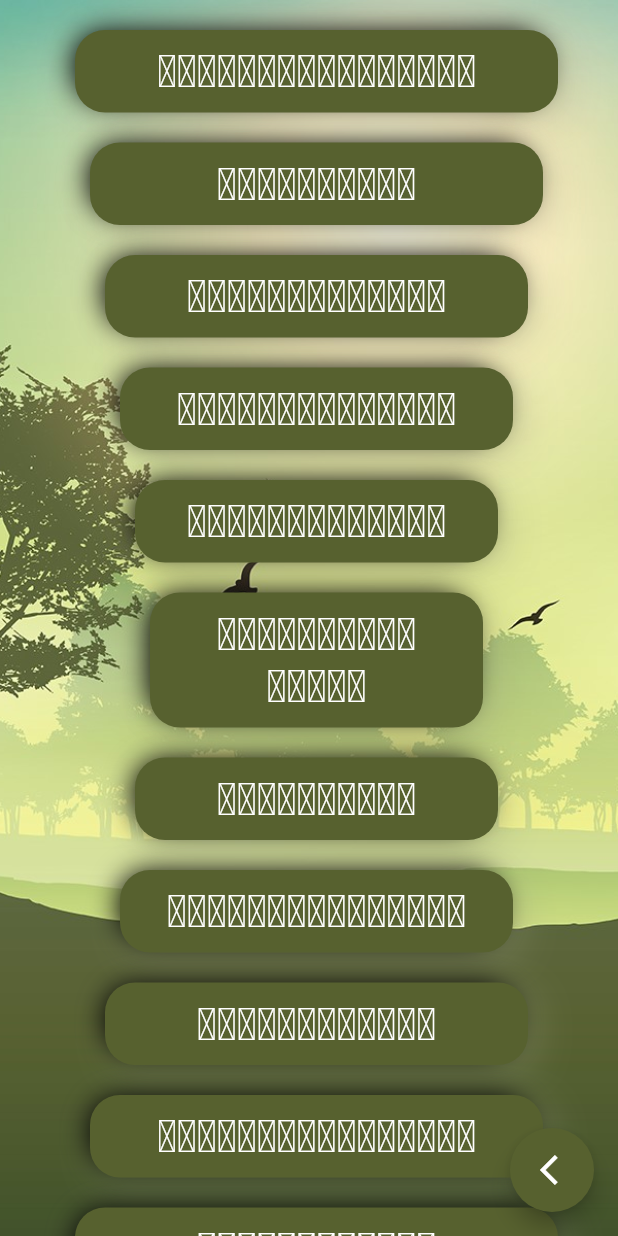
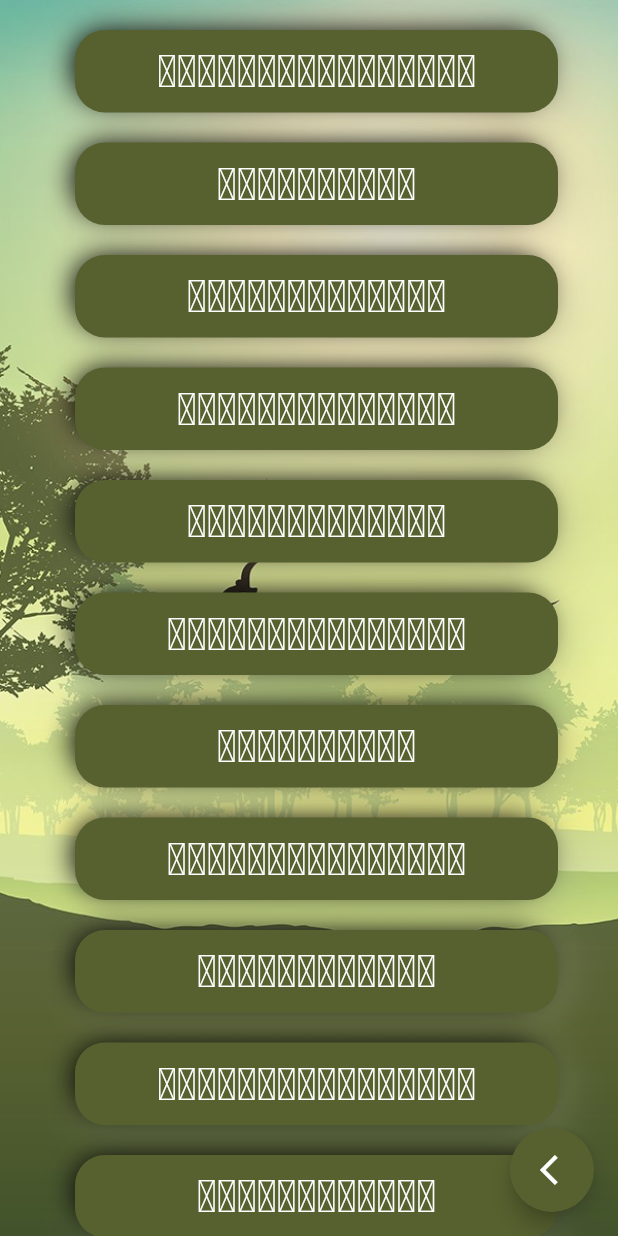
Before and after one commit to CodingWithTashi/TibetanLanguageLearningApp, a Flutter app: the LearnMenuPage screen opened by its route, on a phone screen of 412 x 824 dp. Run offline on Flutter 3.47's test engine with Material 2 defaults, Android fonts, the phone set to English and light mode, and no system bars; drawn by our look-alikes of google_mobile_ads; our stand-ins replace animated_text_kit, bloc, equatable, flare_flutter, flutter_bloc, flutter_colorpicker and 4 more; missing offline and left inert: painter; network calls fail; Roboto replaces fonts that are missing (jomolhari).

Commit message:
updated content

```diff
--- a/lib/presentation/learn/learn_menu_page.dart
+++ b/lib/presentation/learn/learn_menu_page.dart
@@ -126,7 +126,6 @@ class _LearnMenuPageState extends State<LearnMenuPage> {
         child: Container(
           width: double.infinity,
           padding: EdgeInsets.symmetric(horizontal: 20, vertical: 10),
-          margin: EdgeInsets.symmetric(horizontal: 10),
           decoration: ApplicationUtil.getBoxDecorationOne(context),
           child: Text(
             'དབྱངས་བཞི།',
@@ -144,7 +143,6 @@ class _LearnMenuPageState extends State<LearnMenuPage> {
         child: Container(
           width: double.infinity,
           padding: EdgeInsets.symmetric(horizontal: 20, vertical: 10),
-          margin: EdgeInsets.symmetric(horizontal: 20),
           decoration: ApplicationUtil.getBoxDecorationOne(context),
           child: Text(
             'སྔོན་འཇུག་ལྔ།',
@@ -162,7 +160,6 @@ class _LearnMenuPageState extends State<LearnMenuPage> {
         child: Container(
           width: double.infinity,
           padding: EdgeInsets.symmetric(horizontal: 20, vertical: 10),
-          margin: EdgeInsets.symmetric(horizontal: 30),
           decoration: ApplicationUtil.getBoxDecorationOne(context),
           child: Text(
             'རྗེས་འཇུག་བཅུ།',
@@ -180,7 +177,6 @@ class _LearnMenuPageState extends State<LearnMenuPage> {
         child: Container(
           width: double.infinity,
           padding: EdgeInsets.symmetric(horizontal: 20, vertical: 10),
-          margin: EdgeInsets.symmetric(horizontal: 40),
           decoration: ApplicationUtil.getBoxDecorationOne(context),
           child: Text(
             'ཡང་འཇུག་གཉིས།',
@@ -197,7 +193,6 @@ class _LearnMenuPageState extends State<LearnMenuPage> {
         child: Container(
           width: double.infinity,
           padding: EdgeInsets.symmetric(horizontal: 20, vertical: 10),
-          margin: EdgeInsets.symmetric(horizontal: 50),
           decoration: ApplicationUtil.getBoxDecorationOne(context),
           child: Text(
             'ར་མགོ་བཅུ་གཉིས།',
@@ -214,7 +209,6 @@ class _LearnMenuPageState extends State<LearnMenuPage> {
         child: Container(
           width: double.infinity,
           padding: EdgeInsets.symmetric(horizontal: 20, vertical: 10),
-          margin: EdgeInsets.symmetric(horizontal: 40),
           decoration: ApplicationUtil.getBoxDecorationOne(context),
           child: Text(
             'ལ་མགོ་བཅུ།',
@@ -231,7 +225,6 @@ class _LearnMenuPageState extends State<LearnMenuPage> {
         child: Container(
           width: double.infinity,
           padding: EdgeInsets.symmetric(horizontal: 20, vertical: 10),
-          margin: EdgeInsets.symmetric(horizontal: 30),
           decoration: ApplicationUtil.getBoxDecorationOne(context),
           child: Text(
             'ས་མགོ་བཅུ་གཅིག།',
@@ -248,7 +241,6 @@ class _LearnMenuPageState extends State<LearnMenuPage> {
         child: Container(
           width: double.infinity,
           padding: EdgeInsets.symmetric(horizontal: 20, vertical: 10),
-          margin: EdgeInsets.symmetric(horizontal: 20),
           decoration: ApplicationUtil.getBoxDecorationOne(context),
           child: Text(
             'ཡ་བཏགས་བདུན།',
@@ -265,7 +257,6 @@ class _LearnMenuPageState extends State<LearnMenuPage> {
         child: Container(
           width: double.infinity,
           padding: EdgeInsets.symmetric(horizontal: 20, vertical: 10),
-          margin: EdgeInsets.symmetric(horizontal: 10),
           decoration: ApplicationUtil.getBoxDecorationOne(context),
           child: Text(
             'ར་བཏགས་བཅུ་གཉིས།',
--- a/lib/util/application_util.dart
+++ b/lib/util/application_util.dart
@@ -125,8 +125,7 @@ class ApplicationUtil {
                   padding: EdgeInsets.all(10),
                   child: DefaultTextStyle(
                     style: TextStyle(
-                          fontSize: 20.0,
-                          color: Theme.of(context).primaryColor),
+                        fontSize: 20.0, color: Theme.of(context).primaryColor),
                     child: AnimatedTextKit(
                       animatedTexts: [
                         ColorizeAnimatedText(
@@ -147,13 +146,9 @@ class ApplicationUtil {
                       isRepeatingAnimation: false,
                       onTap: () {},
                     ),
-                    )
-                    /*Text(
-                    'Made With ❤️ by KharagEdition',
-                    style: TextStyle(fontSize: 18),
-                  ),*/
                   ),
-                ListTile(
+                ),
+                /* ListTile(
                   leading: new Icon(
                     Icons.email_outlined,
                     color: Theme.of(context).primaryColor,
@@ -163,7 +158,7 @@ class ApplicationUtil {
                     launchEmail(AppConstant.EMAIL, AppConstant.SUBJECT);
                     Navigator.pop(context);
                   },
-                ),
+                ),*/
                 ListTile(
                   leading: new Icon(
                     Icons.share,
--- a/pubspec.yaml
+++ b/pubspec.yaml
@@ -15,7 +15,7 @@ publish_to: 'none' # Remove this line if you wish to publish to pub.dev
 # In iOS, build-name is used as CFBundleShortVersionString while build-number used as CFBundleVersion.
 # Read more about iOS versioning at
 # https://developer.apple.com/library/archive/documentation/General/Reference/InfoPlistKeyReference/Articles/CoreFoundationKeys.html
-version: 1.0.1+2
+version: 1.0.2+3
 
 environment:
   sdk: ">=2.12.0 <3.0.0"
@@ -28,7 +28,7 @@ dependencies:
   painter: 2.0.0
   cupertino_icons: 1.0.2
   flutter_colorpicker: 0.4.0
-  just_audio: 0.9.5
+  just_audio: 0.9.7
   flutter_bloc: 7.1.0
   url_launcher: 6.0.9
   share_plus: 2.1.4
```
Also changed, not shown: pubspec.lock. Lines whose indentation alone changed are shown as unchanged.
